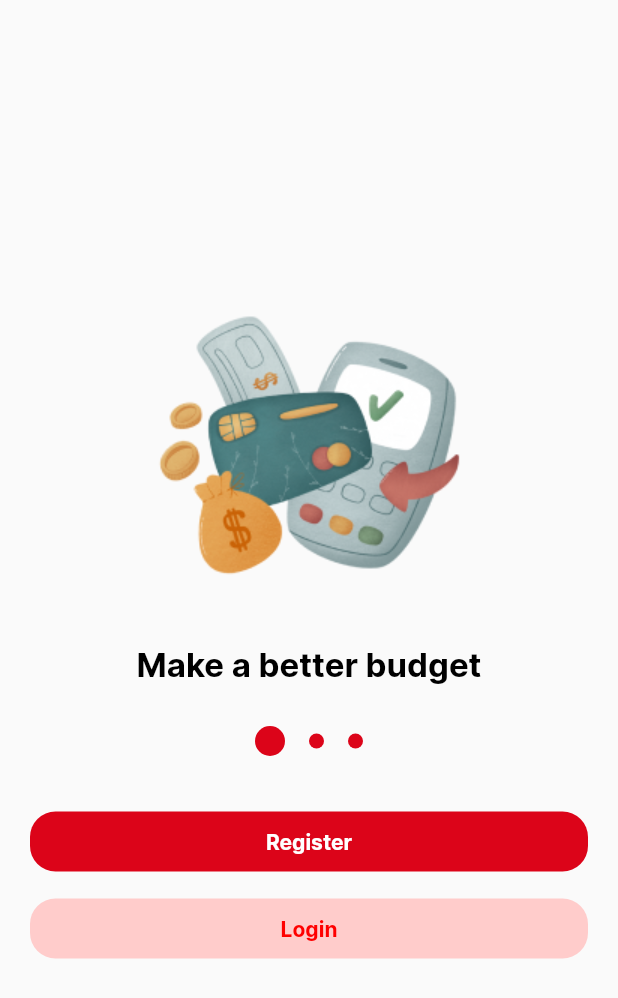
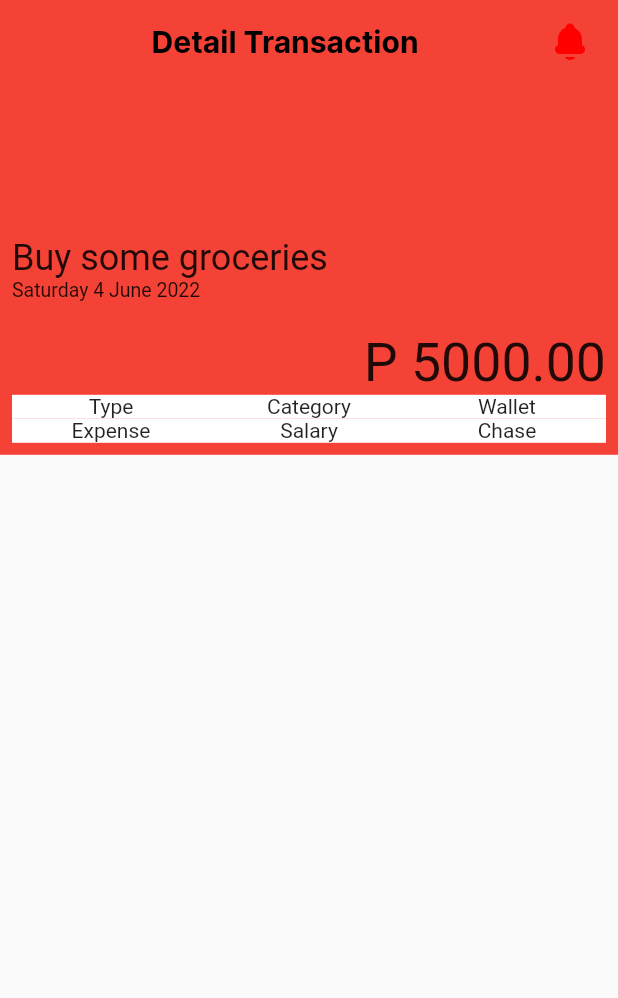
Before and after one commit to GeraldOrzal/pocketexpense, a Flutter app: the screen it shows after launch, on a phone screen of 412 x 824 dp. Shown: the top 998 px of the screen. Run offline on Flutter 3.47's test engine with Material 2 defaults, Android fonts, the phone set to English and light mode, and no system bars; our stand-ins replace flutter_svg; accounts and stored records are empty.

Commit message:
added transaction screen

```diff
--- a/lib/constant.dart
+++ b/lib/constant.dart
@@ -3,8 +3,6 @@ const LOGIN_ROUTE = '/login';
 const REGISTER_ROUTE = '/register';
 const DASHBOARD_ROUTE = '/home';
 const SETUP_ROUTE = '/setup';
-
-
 
 const TOP_PAD = 5.0;
 const LEFT_PAD = 20.0;
@@ -13,3 +11,5 @@ const RIGHT_PAD = 20.0;
 
 const BORDER_RADIUS = 17.0;
 const BUTTON_HEIGHT = 40.0;
+
+const CONTAINER_PERCENTAGE = .30;
--- a/lib/main.dart
+++ b/lib/main.dart
@@ -1,5 +1,6 @@
 import 'package:flutter/material.dart';
 import 'package:pocketexpense/screens/entry_screen.dart';
+import 'package:pocketexpense/screens/transaction_screen.dart';
 import 'routes.dart';
 
 void main() => runApp(MyApp());
@@ -12,7 +13,7 @@ class MyApp extends StatelessWidget {
     return MaterialApp(
       title: 'Material App',
       onGenerateRoute: generateRoute,
-      home: EntryScreen(),
+      home: TransactionScreen(),
     );
   }
 }
--- a/lib/screens/dashboard_screen.dart
+++ b/lib/screens/dashboard_screen.dart
@@ -1,6 +1,6 @@
 import 'package:flutter/material.dart';
 import 'package:pocketexpense/styles.dart';
-import 'package:pocketexpense/widgets/appbar_nav.dart';
+import 'package:pocketexpense/widgets/profileappbar_nav.dart';
 import 'package:pocketexpense/widgets/bottom_nav.dart';
 import 'package:pocketexpense/widgets/transaction_box.dart';
 
@@ -18,7 +18,7 @@ class _DashboardState extends State<Dashboard> {
   Widget build(BuildContext context) {
     return SafeArea(
       child: Scaffold(
-        appBar: AppBarNav(),
+        appBar: ProfileAppBarNav(),
         body: Column(
             mainAxisAlignment: MainAxisAlignment.start,
             crossAxisAlignment: CrossAxisAlignment.stretch,
--- /dev/null
+++ b/lib/screens/transaction_screen.dart
@@ -0,0 +1,94 @@
+import 'package:flutter/material.dart';
+import 'package:pocketexpense/widgets/transactionappbar_nav.dart';
+
+import '../constant.dart';
+import '../styles.dart';
+
+class TransactionScreen extends StatefulWidget {
+  TransactionScreen({Key? key}) : super(key: key);
+
+  @override
+  State<TransactionScreen> createState() => _TransactionScreenState();
+}
+
+class _TransactionScreenState extends State<TransactionScreen> {
+  @override
+  Widget build(BuildContext context) {
+    double screenHeight = MediaQuery.of(context).size.height;
+    double computedHeight = screenHeight * CONTAINER_PERCENTAGE;
+    return SafeArea(
+      child: Scaffold(
+        appBar: TransactionAppBarNav(
+          header: "Detail Transaction",
+          color: Colors.red,
+        ),
+        body: Column(
+          mainAxisAlignment: MainAxisAlignment.start,
+          crossAxisAlignment: CrossAxisAlignment.stretch,
+          children: [
+            Container(
+              height: computedHeight,
+              decoration: LayoutStyle.getUpperStyle(Colors.red),
+              child: Padding(
+                padding: const EdgeInsets.all(8.0),
+                child: Column(
+                  crossAxisAlignment: CrossAxisAlignment.start,
+                  children: [
+                    Expanded(
+                      child: Column(
+                        crossAxisAlignment: CrossAxisAlignment.stretch,
+                        mainAxisAlignment: MainAxisAlignment.end,
+                        children: [
+                          Text(
+                            "Buy some groceries",
+                            style: TextStyle(fontSize: 24.0),
+                          ),
+                          Text(
+                            "Saturday 4 June 2022",
+                            style: TextStyle(fontSize: 13.0),
+                          ),
+                        ],
+                      ),
+                    ),
+                    Container(
+                      margin: EdgeInsets.fromLTRB(0, 20.0, 0, 0),
+                      child: Align(
+                        alignment: Alignment.bottomRight,
+                        child: Text(
+                          "P 5000.00",
+                          style: TextStyle(fontSize: 35.8),
+                        ),
+                      ),
+                    ),
+                    Table(
+                      children: [
+                        TableRow(
+                            decoration: BoxDecoration(
+                              color: Colors.white,
+                            ),
+                            children: [
+                              Center(child: Text("Type")),
+                              Center(child: Text("Category")),
+                              Center(child: Text("Wallet"))
+                            ]),
+                        TableRow(
+                            decoration: BoxDecoration(
+                              color: Colors.white,
+                            ),
+                            children: [
+                              Center(child: Text("Expense")),
+                              Center(child: Text("Salary")),
+                              Center(child: Text("Chase"))
+                            ])
+                      ],
+                    )
+                  ],
+                ),
+              ),
+            )
+          ],
+        ),
+      ),
+    );
+  }
+}
--- a/lib/styles.dart
+++ b/lib/styles.dart
@@ -49,6 +49,12 @@ abstract class InputStyle {
   }
 }
 
+abstract class LayoutStyle {
+  static getUpperStyle(Color color) {
+    return BoxDecoration(color: color);
+  }
+}
+
 abstract class CustomButtonStyle {
   static ButtonStyle getButtonStyle1 = ElevatedButton.styleFrom(
     primary: Color.fromRGBO(220, 4, 25, 1),
--- a/lib/widgets/appbar_nav.dart
+++ b/lib/widgets/profileappbar_nav.dart
@@ -1,19 +1,19 @@
 import 'package:flutter/material.dart';
 import 'package:flutter_svg/flutter_svg.dart';
 
-class AppBarNav extends StatefulWidget implements PreferredSizeWidget {
+class ProfileAppBarNav extends StatefulWidget implements PreferredSizeWidget {
   final AppBar appBar = AppBar();
-  AppBarNav({Key? key}) : super(key: key);
+  ProfileAppBarNav({Key? key}) : super(key: key);
 
   @override
-  State<AppBarNav> createState() => _AppBarNavState();
+  State<ProfileAppBarNav> createState() => _ProfileAppBarNavState();
 
   @override
   // TODO: implement preferredSize
   Size get preferredSize => Size.fromHeight(appBar.preferredSize.height);
 }
 
-class _AppBarNavState extends State<AppBarNav> {
+class _ProfileAppBarNavState extends State<ProfileAppBarNav> {
   void _onChanged(data) {}
   @override
   Widget build(BuildContext context) {
--- /dev/null
+++ b/lib/widgets/transactionappbar_nav.dart
@@ -0,0 +1,44 @@
+import 'package:flutter/material.dart';
+import 'package:flutter_svg/flutter_svg.dart';
+import 'package:pocketexpense/styles.dart';
+
+// ignore: must_be_immutable
+class TransactionAppBarNav extends StatefulWidget
+    implements PreferredSizeWidget {
+  final AppBar appBar = AppBar();
+  String header;
+  Color color;
+  TransactionAppBarNav({Key? key, required this.header, required this.color})
+      : super(key: key);
+
+  @override
+  State<TransactionAppBarNav> createState() => _TransactionAppBarNavState();
+
+  @override
+  // TODO: implement preferredSize
+  Size get preferredSize => Size.fromHeight(appBar.preferredSize.height);
+}
+
+class _TransactionAppBarNavState extends State<TransactionAppBarNav> {
+  void _onChanged(data) {}
+
+  @override
+  Widget build(BuildContext context) {
+    return AppBar(
+      backgroundColor: widget.color,
+      elevation: 0,
+      title: Row(
+        mainAxisSize: MainAxisSize.max,
+        mainAxisAlignment: MainAxisAlignment.spaceBetween,
+        children: [
+          Container(),
+          Text(
+            widget.header,
+            style: FontStyle.getHeader1(Colors.black),
+          ),
+          SvgPicture.asset('assets/images/notification.svg')
+        ],
+      ),
+    );
+  }
+}
```
